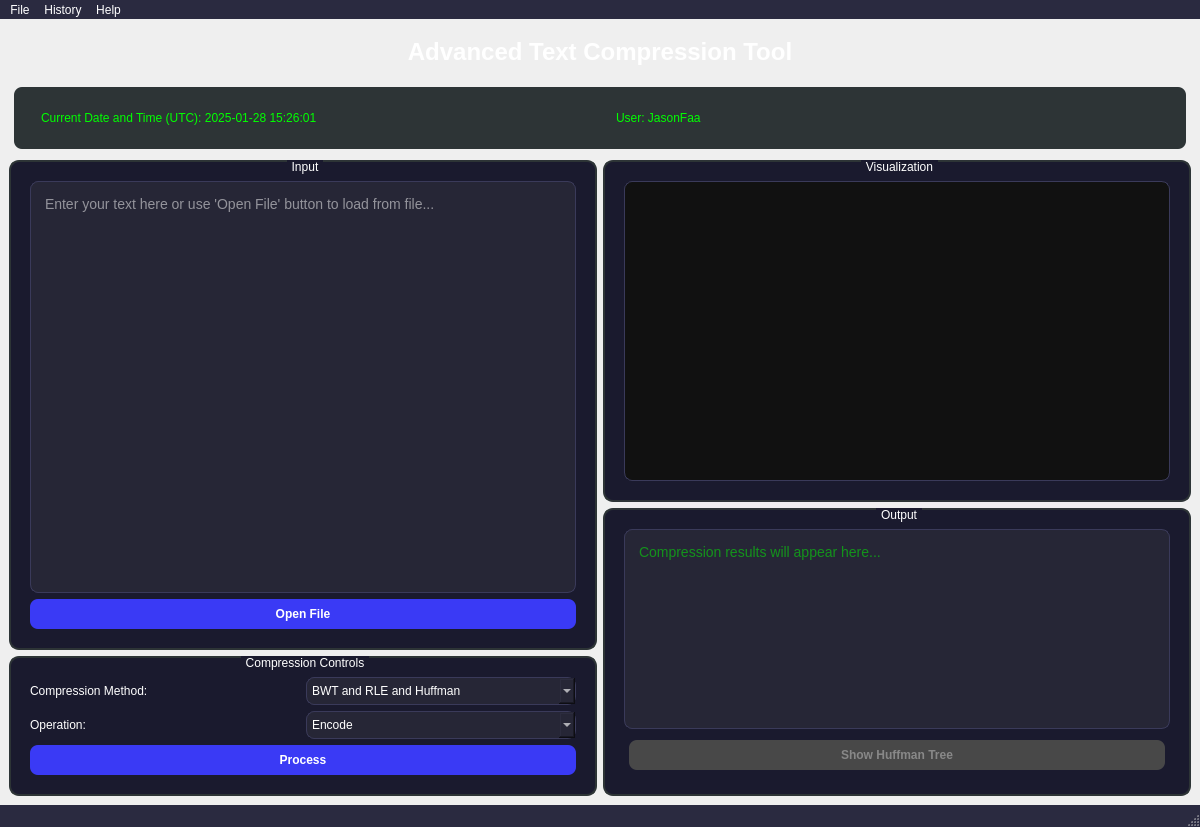
Before: the Qt Designer form main_window.ui in shayan-shm/BWT-RLE-Huffman-Compressor, drawn with Qt 5.
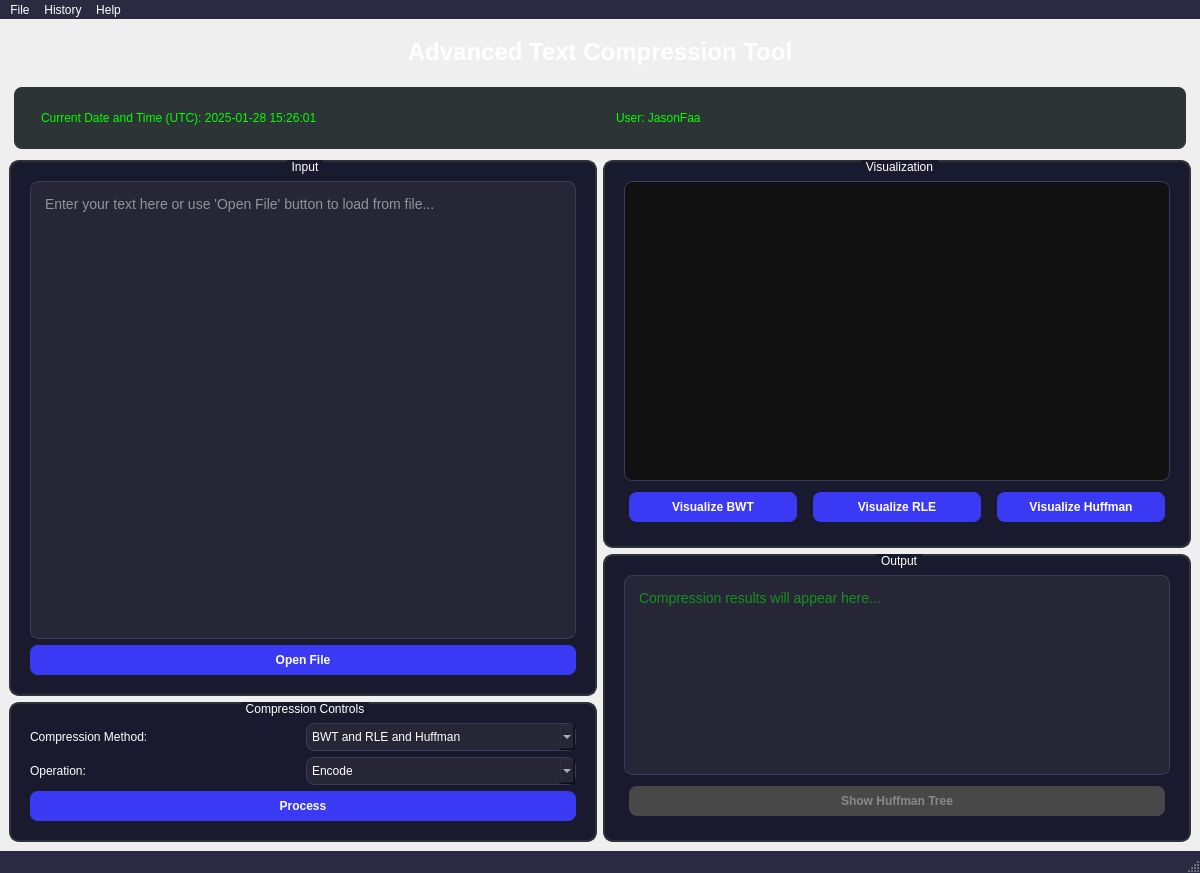
After: the same form once the commit is applied.

Commit message: The visualization system was completed

What changed in the file:
```diff
--- a/main_window.ui
+++ b/main_window.ui
@@ -7,7 +7,7 @@
     <x>0</x>
     <y>0</y>
     <width>1200</width>
-    <height>800</height>
+    <height>837</height>
    </rect>
   </property>
   <property name="windowTitle">
@@ -341,6 +341,79 @@
              </property>
             </widget>
            </item>
+           <item>
+            <layout class="QHBoxLayout" name="visualization_buttons_layout">
+             <item>
+              <widget class="QPushButton" name="visualize_bwt_btn">
+               <property name="styleSheet">
+                <string>
+                 QPushButton {
+                  background-color: #3a3af5;
+                  color: white;
+                  border: none;
+                  border-radius: 8px;
+                  padding: 8px 15px;
+                  font-weight: bold;
+                  margin: 5px;
+                 }
+                 QPushButton:hover {
+                  background-color: #4a4af5;
+                 }
+                </string>
+               </property>
+               <property name="text">
+                <string>Visualize BWT</string>
+               </property>
+              </widget>
+             </item>
+             <item>
+              <widget class="QPushButton" name="visualize_rle_btn">
+               <property name="styleSheet">
+                <string>
+                 QPushButton {
+                  background-color: #3a3af5;
+                  color: white;
+                  border: none;
+                  border-radius: 8px;
+                  padding: 8px 15px;
+                  font-weight: bold;
+                  margin: 5px;
+                 }
+                 QPushButton:hover {
+                  background-color: #4a4af5;
+                 }
+                </string>
+               </property>
+               <property name="text">
+                <string>Visualize RLE</string>
+               </property>
+              </widget>
+             </item>
+             <item>
+              <widget class="QPushButton" name="visualize_huffman_btn">
+               <property name="styleSheet">
+                <string>
+                 QPushButton {
+                  background-color: #3a3af5;
+                  color: white;
+                  border: none;
+                  border-radius: 8px;
+                  padding: 8px 15px;
+                  font-weight: bold;
+                  margin: 5px;
+                 }
+                 QPushButton:hover {
+                  background-color: #4a4af5;
+                 }
+                </string>
+               </property>
+               <property name="text">
+                <string>Visualize Huffman</string>
+               </property>
+              </widget>
+             </item>
+            </layout>
+           </item>
           </layout>
          </widget>
         </item>
```
Left out of the diff: 4 changed lines with no effect on the pictures. The commit also changes 2 other files.
